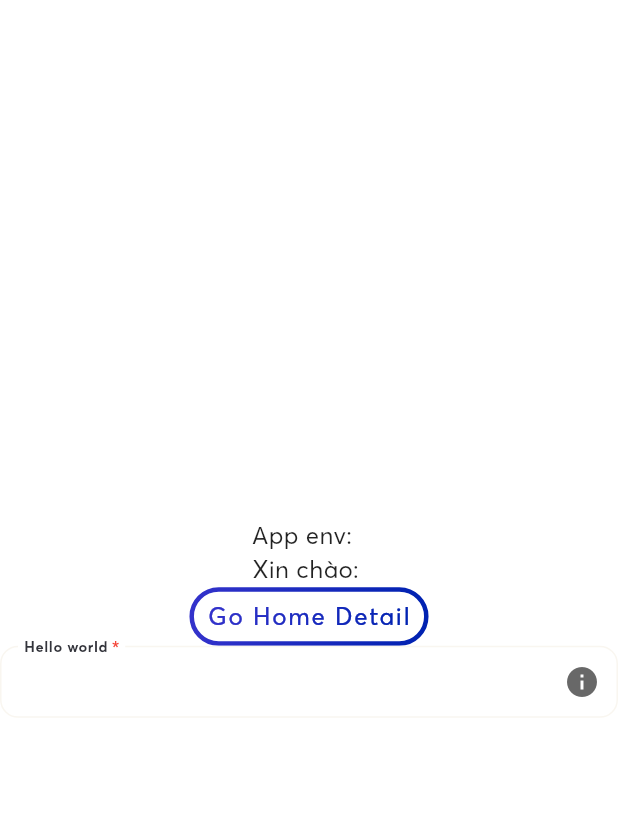
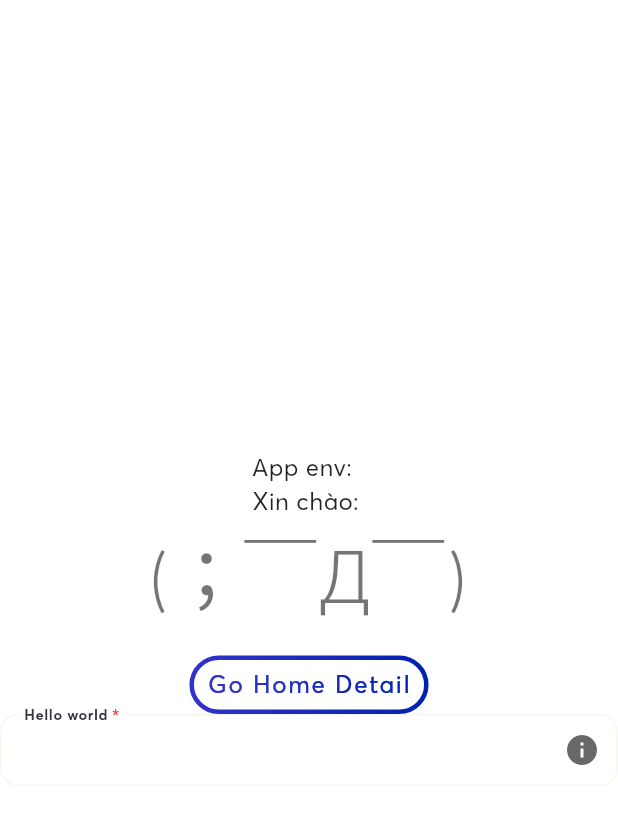
Before and after one commit to nguyenhan-se/erb_flutter_boilerplate, a Flutter app: the HomeScreen screen opened directly, on a phone screen of 412 x 824 dp. Shown: the top 825 px of the screen. Run offline on Flutter 3.47's test engine with Material 3 defaults, Android fonts, the phone set to English and light mode, and no system bars; our stand-ins replace auto_route, dart_mappable, dartx, device_info_plus, dio, flutter_hooks and 11 more; missing offline and left inert: android_id, app_settings, env, flutter_flavor, talker_dio_logger; accounts and stored records are empty; generated files the repository leaves out were written again.

Commit message:
feat: add widget

```diff
--- a/lib/core/features/authentication/presentation/screens/sign_in/sign_in_screen.dart
+++ b/lib/core/features/authentication/presentation/screens/sign_in/sign_in_screen.dart
@@ -26,7 +26,7 @@ class SignInScreen extends ConsumerWidget {
       });
     });
 
-    return Scaffold(
+    return AppScaffold(
       appBar: AppBar(),
       body: Column(
         children: [
--- /dev/null
+++ b/lib/core/widgets/app_scaffold.dart
@@ -0,0 +1,62 @@
+import 'package:erb_shared/extensions.dart';
+import 'package:app_constants/app_constants.dart';
+import 'package:flutter/material.dart';
+
+class AppScaffold extends StatelessWidget {
+  const AppScaffold({
+    required this.body,
+    this.appBar,
+    this.floatingActionButton,
+    this.drawer,
+    this.backgroundColor,
+    this.hideKeyboardWhenTouchOutside =
+        AppSettings.hideKeyboardWhenTouchOutside,
+    this.safeArea = AppSettings.safeArea,
+    this.resizeToAvoidBottomInset = AppSettings.resizeToAvoidBottomInset,
+    this.background,
+    super.key,
+  });
+
+  final Widget body;
+  final bool hideKeyboardWhenTouchOutside;
+  final bool safeArea;
+  final bool resizeToAvoidBottomInset;
+  final PreferredSizeWidget? appBar;
+  final Widget? drawer;
+  final Widget? floatingActionButton;
+  final Color? backgroundColor;
+  final Widget? background;
+
+  Widget _buildWrapperBackground(Widget child) {
+    return background.isNotNull ? Stack(children: [background!, child]) : child;
+  }
+
+  Widget _buildSafeArea(Widget child) {
+    return safeArea ? SafeArea(child: child) : child;
+  }
+
+  @override
+  Widget build(BuildContext context) {
+    final scaffold = Scaffold(
+      backgroundColor: backgroundColor,
+      body: _buildWrapperBackground(_buildSafeArea(body)),
+      appBar: appBar,
+      drawer: drawer,
+      floatingActionButton: floatingActionButton,
+      resizeToAvoidBottomInset: resizeToAvoidBottomInset,
+    );
+
+    return hideKeyboardWhenTouchOutside
+        ? GestureDetector(
+            onTap: () {
+              final currentFocus = FocusScope.of(context);
+              if (!currentFocus.hasPrimaryFocus &&
+                  currentFocus.focusedChild != null) {
+                FocusManager.instance.primaryFocus?.unfocus();
+              }
+            },
+            child: scaffold,
+          )
+        : scaffold;
+  }
+}
--- a/lib/core/widgets/widgets.dart
+++ b/lib/core/widgets/widgets.dart
@@ -1 +1,2 @@
 export 'async_button.dart';
+export 'app_scaffold.dart';
--- a/lib/features/home/screens/home_detail_screen.dart
+++ b/lib/features/home/screens/home_detail_screen.dart
@@ -1,6 +1,7 @@
 import 'package:flutter/material.dart';
 
 import 'package:erb_flutter_boilerplate/routes/routes.dart';
+import 'package:erb_flutter_boilerplate/core/widgets/widgets.dart';
 
 @RoutePage()
 class HomeDetailScreen extends StatelessWidget {
@@ -8,7 +9,7 @@ class HomeDetailScreen extends StatelessWidget {
 
   @override
   Widget build(BuildContext context) {
-    return Scaffold(
+    return AppScaffold(
       appBar: AppBar(),
       body: const Center(
         child: Text('home detail'),
--- a/lib/features/home/screens/home_screen.dart
+++ b/lib/features/home/screens/home_screen.dart
@@ -3,9 +3,10 @@ import 'package:flutter/material.dart';
 import 'package:hooks_riverpod/hooks_riverpod.dart';
 
 import 'package:erb_flutter_boilerplate/routes/routes.dart';
+import 'package:erb_flutter_boilerplate/core/widgets/widgets.dart';
+import 'package:erb_flutter_boilerplate/core/presentation/hook/hook.dart';
 import 'package:erb_flutter_boilerplate/core/infrastructure/services/app_env_service.dart';
 import 'package:erb_flutter_boilerplate/core/features/authentication/application/auth_state_provider.dart';
-import 'package:erb_flutter_boilerplate/core/presentation/hook/hook.dart';
 
 @RoutePage()
 class HomeScreen extends HookConsumerWidget {
@@ -15,7 +16,7 @@ class HomeScreen extends HookConsumerWidget {
     final appEnv = ref.watch(appEnvServiceProvider);
     final t = useI18n();
 
-    return Scaffold(
+    return AppScaffold(
       body: Center(
         child: Column(
           mainAxisAlignment: MainAxisAlignment.center,
@@ -26,6 +27,7 @@ class HomeScreen extends HookConsumerWidget {
             Text(
               '${t.common.welcome}: ${ref.watch(authStateProvider).match(() => '', (credential) => '${credential.firstName} ${credential.lastName} ')}',
             ),
+            ERbOopsError(),
             ERbOutlineGradientButton(
               strokeWidth: 3,
               onTap: () => AutoRouter.of(context).push(const HomeDetailRoute()),
--- a/lib/features/settings/screens/language_setting/language_setting_screen.dart
+++ b/lib/features/settings/screens/language_setting/language_setting_screen.dart
@@ -1,8 +1,9 @@
-import 'package:erb_flutter_boilerplate/i18n/i18n.dart';
 import 'package:flutter/material.dart';
 import 'package:hooks_riverpod/hooks_riverpod.dart';
 
+import 'package:erb_flutter_boilerplate/i18n/i18n.dart';
 import 'package:erb_flutter_boilerplate/routes/routes.dart';
+import 'package:erb_flutter_boilerplate/core/widgets/widgets.dart';
 import 'package:erb_flutter_boilerplate/core/features/app_settings/application/app_settings_service.dart';
 
 @RoutePage()
@@ -21,7 +22,7 @@ class LanguageSettingScreen extends ConsumerWidget {
       );
     }
 
-    return Scaffold(
+    return AppScaffold(
       appBar: AppBar(title: const Text('lang title')),
       body: SafeArea(
         child: ListView(
--- a/lib/features/settings/screens/settings_screen.dart
+++ b/lib/features/settings/screens/settings_screen.dart
@@ -1,9 +1,10 @@
-import 'package:erb_flutter_boilerplate/i18n/i18n.dart';
 import 'package:erb_ui/erb_ui.dart';
 import 'package:flutter/material.dart';
 import 'package:hooks_riverpod/hooks_riverpod.dart';
 
+import 'package:erb_flutter_boilerplate/i18n/i18n.dart';
 import 'package:erb_flutter_boilerplate/routes/routes.dart';
+import 'package:erb_flutter_boilerplate/core/widgets/widgets.dart';
 import 'package:erb_flutter_boilerplate/core/features/app_settings/application/application.dart';
 import 'package:erb_flutter_boilerplate/core/features/authentication/application/sign_out_controller.dart';
 
@@ -12,8 +13,7 @@ class SettingScreen extends HookConsumerWidget {
   const SettingScreen({super.key});
   @override
   Widget build(BuildContext context, WidgetRef ref) {
-    return SafeArea(
-      child: Scaffold(
+    return AppScaffold(
       body: ERbSettingsList(
         sections: [
           ERbSettingsSection(
@@ -89,7 +89,6 @@ class SettingScreen extends HookConsumerWidget {
           ),
         ],
       ),
-      ),
     );
   }
 }
--- /dev/null
+++ b/packages/erb_ui/lib/src/widgets/erb_oops_error.dart
@@ -0,0 +1,65 @@
+import 'dart:math';
+
+import 'package:flutter/material.dart';
+
+const errorFaces = [
+  '(･o･;)',
+  'Σ(ಠ_ಠ)',
+  'ಥ_ಥ',
+  '(˘･_･˘)',
+  '(；￣Д￣)',
+  '(･Д･。',
+];
+
+class ERbOopsError extends StatelessWidget {
+  ERbOopsError({
+    super.key,
+    this.text,
+    this.button,
+    this.iconData,
+  }) {
+    errorFace = errorFaces.elementAt(Random().nextInt(errorFaces.length));
+  }
+
+  final String? text;
+  final IconData? iconData;
+  final Widget? button;
+
+  late final String errorFace;
+
+  @override
+  Widget build(BuildContext context) {
+    final textTheme = Theme.of(context).textTheme;
+
+    return Padding(
+      padding: const EdgeInsets.all(8),
+      child: Center(
+        child: Column(
+          mainAxisSize: MainAxisSize.min,
+          mainAxisAlignment: MainAxisAlignment.center,
+          children: [
+            iconData != null
+                ? Icon(
+                    iconData,
+                  )
+                : Text(
+                    errorFace,
+                    textAlign: TextAlign.center,
+                    style: textTheme.displayMedium,
+                  ),
+            const SizedBox(height: 16),
+            if (text != null)
+              Text(
+                text!,
+                textAlign: TextAlign.center,
+                style: textTheme.titleMedium,
+                overflow: TextOverflow.ellipsis,
+                maxLines: 3,
+              ),
+            if (button != null) button!,
+          ],
+        ),
+      ),
+    );
+  }
+}
--- a/packages/erb_ui/lib/src/widgets/widgets.dart
+++ b/packages/erb_ui/lib/src/widgets/widgets.dart
@@ -3,3 +3,4 @@ export 'erb_elevated_button.dart';
 export 'erb_outlined_button.dart';
 export 'erb_text_field.dart';
 export 'erb_settings/erb_settings.dart';
+export 'erb_oops_error.dart';
```
Lines whose indentation alone changed are shown as unchanged.
